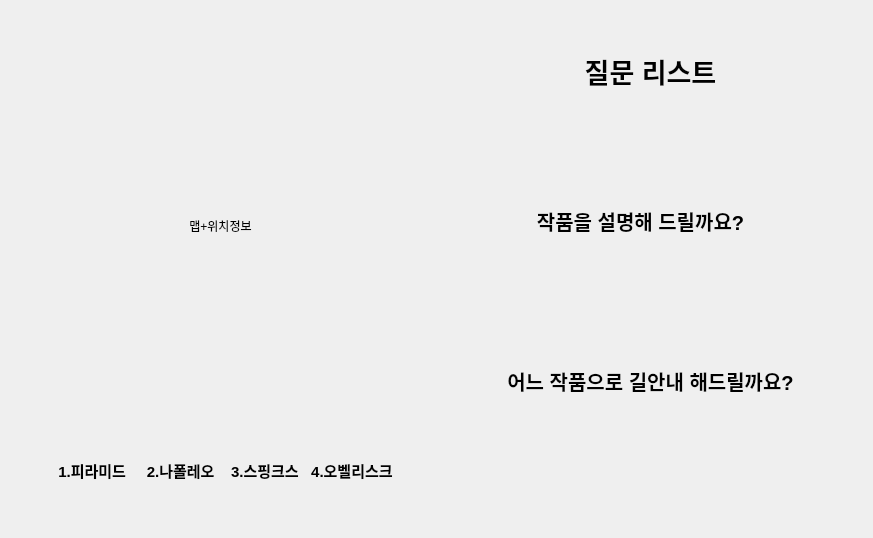
First picture: the form in PAM_User/user_package/resource/User_GUI.ui, repository addinedu-ros-4th/ros-repo-5, before the edit.
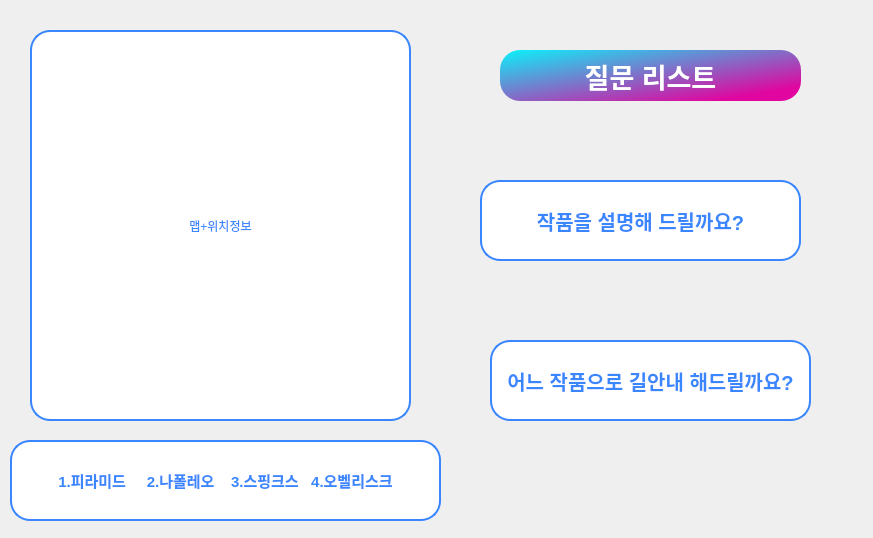
Second picture: the form after the edit.

Commit message: Feat: EventLog DB, Refactor: ui

Diff of the .ui file:
```diff
--- a/PAM_User/user_package/resource/User_GUI.ui
+++ b/PAM_User/user_package/resource/User_GUI.ui
@@ -22,6 +22,12 @@
      <height>391</height>
     </rect>
    </property>
+   <property name="styleSheet">
+    <string notr="true">color: rgb(58, 134, 255);
+	background-color: white;
+	border: 2px solid rgb(58, 134, 255);
+	border-radius: 20px;</string>
+   </property>
    <property name="text">
     <string>맵+위치정보</string>
    </property>
@@ -35,7 +41,7 @@
      <x>500</x>
      <y>50</y>
      <width>301</width>
-     <height>41</height>
+     <height>51</height>
     </rect>
    </property>
    <property name="font">
@@ -45,6 +51,11 @@
      <bold>true</bold>
     </font>
    </property>
+   <property name="styleSheet">
+    <string notr="true">	color: white;
+	background-color: qlineargradient(spread:pad, x1:0, y1:0, x2:0.857143, y2:0.857955, stop:0 rgba(10, 242, 251, 255), stop:1 rgba(224, 6, 159, 255));
+	border-radius: 20px;</string>
+   </property>
    <property name="lineWidth">
     <number>0</number>
    </property>
@@ -71,6 +82,12 @@
      <bold>true</bold>
     </font>
    </property>
+   <property name="styleSheet">
+    <string notr="true">color: rgb(58, 134, 255);
+	background-color: white;
+	border: 2px solid rgb(58, 134, 255);
+	border-radius: 20px;</string>
+   </property>
    <property name="text">
     <string>작품을 설명해 드릴까요?</string>
    </property>
@@ -81,10 +98,10 @@
   <widget class="QLabel" name="Art_name">
    <property name="geometry">
     <rect>
-     <x>0</x>
-     <y>410</y>
-     <width>451</width>
-     <height>121</height>
+     <x>10</x>
+     <y>440</y>
+     <width>431</width>
+     <height>81</height>
     </rect>
    </property>
    <property name="font">
@@ -94,6 +111,12 @@
      <bold>true</bold>
     </font>
    </property>
+   <property name="styleSheet">
+    <string notr="true">color: rgb(58, 134, 255);
+	background-color: white;
+	border: 2px solid rgb(58, 134, 255);
+	border-radius: 20px;</string>
+   </property>
    <property name="text">
     <string>1.피라미드     2.나폴레오    3.스핑크스   4.오벨리스크</string>
    </property>
@@ -117,6 +140,12 @@
      <bold>true</bold>
     </font>
    </property>
+   <property name="styleSheet">
+    <string notr="true">color: rgb(58, 134, 255);
+	background-color: white;
+	border: 2px solid rgb(58, 134, 255);
+	border-radius: 20px;</string>
+   </property>
    <property name="text">
     <string>어느 작품으로 길안내 해드릴까요?</string>
    </property>
```
The commit also changes 4 other files.
